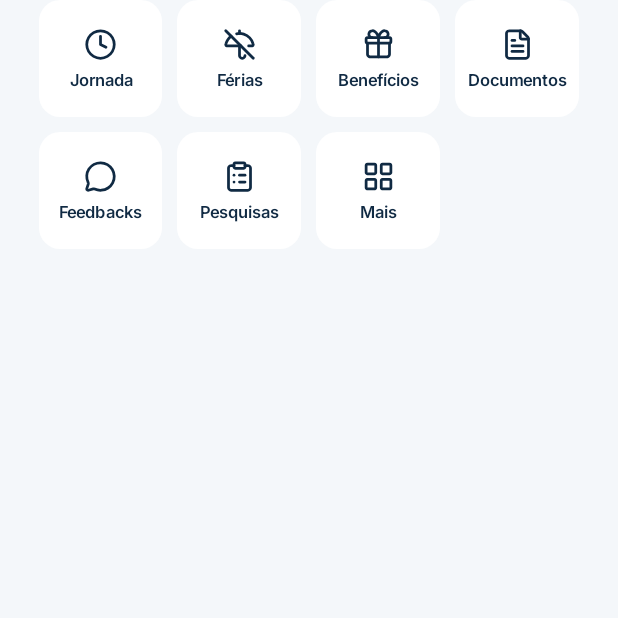
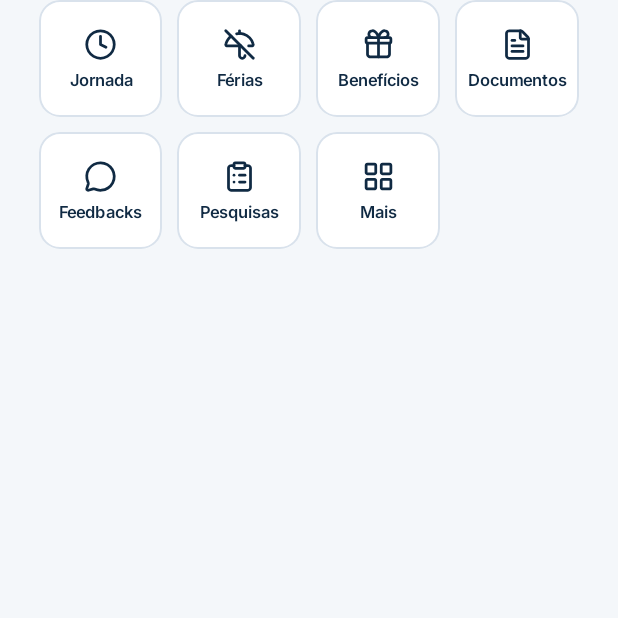
Before and after one commit to Daniele-SS/AVALON-MOBILE, an Android app built with Jetpack Compose: the composable AtalhosGrid shown on its own in the app's theme, on a phone screen of 412 x 824 dp, the top half of it. Run offline under Robolectric (Android 15) with nearby library versions, the phone set to English and light mode, and no system bars; network calls fail.

Commit message:
fix(mobile): borda dos atalhos igual a dos cartoes de pesquisa
Acessos rapidos (Home) e grade de Mais passam a usar o mesmo token Border
de 1 dp dos cartoes das telas de pesquisa, que muda com o tema. Alto
contraste mantem a borda preta de 2 dp.

Co-Authored-By: Claude Sonnet 5.5 <noreply@anthropic.com>
Claude-Session: https://claude.ai/code/session_01GQJ6LN9tv2gC8JTM2jVaom

```diff
--- a/app/src/main/java/com/example/avalon_mobile/ui/screens/home/HomeScreen.kt
+++ b/app/src/main/java/com/example/avalon_mobile/ui/screens/home/HomeScreen.kt
@@ -1,8 +1,9 @@
 package com.example.avalon_mobile.ui.screens.home
 
 import com.example.avalon_mobile.ui.theme.AtalhoFundo
+import com.example.avalon_mobile.ui.theme.AtalhoBorda
+import com.example.avalon_mobile.ui.theme.AtalhoBordaLargura
 import com.example.avalon_mobile.ui.theme.AtalhoConteudo
-import com.example.avalon_mobile.ui.theme.Paletas
 import androidx.compose.foundation.BorderStroke
 import androidx.compose.foundation.background
 import androidx.compose.foundation.horizontalScroll
@@ -214,7 +215,7 @@ private fun AtalhosGrid(onAtalho: (Atalho) -> Unit) {
             modifier = Modifier.weight(1f).fillMaxHeight().heightIn(min = alturaMinima),
             shape = RoundedCornerShape(14.dp),
             colors = CardDefaults.cardColors(containerColor = AtalhoFundo),
-            border = if (Paletas.altoContraste) BorderStroke(2.dp, Color.Black) else null
+            border = BorderStroke(AtalhoBordaLargura, AtalhoBorda)
         ) {
             Column(
                 Modifier.fillMaxSize().padding(horizontal = 4.dp, vertical = 8.dp),
--- a/app/src/main/java/com/example/avalon_mobile/ui/screens/home/MaisScreen.kt
+++ b/app/src/main/java/com/example/avalon_mobile/ui/screens/home/MaisScreen.kt
@@ -2,8 +2,9 @@ package com.example.avalon_mobile.ui.screens.home
 
 import androidx.compose.foundation.BorderStroke
 import com.example.avalon_mobile.ui.theme.AtalhoFundo
+import com.example.avalon_mobile.ui.theme.AtalhoBorda
+import com.example.avalon_mobile.ui.theme.AtalhoBordaLargura
 import com.example.avalon_mobile.ui.theme.AtalhoConteudo
-import com.example.avalon_mobile.ui.theme.Paletas
 import androidx.compose.foundation.background
 import androidx.compose.foundation.layout.Arrangement
 import androidx.compose.foundation.layout.Column
@@ -28,7 +29,6 @@ import androidx.compose.foundation.layout.heightIn
 import androidx.compose.foundation.layout.fillMaxHeight
 import androidx.compose.ui.Alignment
 import androidx.compose.ui.Modifier
-import androidx.compose.ui.graphics.Color
 import androidx.compose.ui.res.painterResource
 import androidx.compose.ui.text.font.FontWeight
 import androidx.compose.ui.text.style.TextAlign
@@ -79,7 +79,7 @@ fun MaisScreen(onBack: () -> Unit, onModulo: (Modulo) -> Unit) {
                     modifier = Modifier.weight(1f).fillMaxHeight().heightIn(min = alturaMinima),
                     shape = RoundedCornerShape(14.dp),
                     colors = CardDefaults.cardColors(containerColor = AtalhoFundo),
-                    border = if (Paletas.altoContraste) BorderStroke(2.dp, Color.Black) else null
+                    border = BorderStroke(AtalhoBordaLargura, AtalhoBorda)
                 ) {
                     Column(Modifier.fillMaxSize().padding(6.dp), verticalArrangement = Arrangement.Center, horizontalAlignment = Alignment.CenterHorizontally) {
                         Icon(painterResource(m.icon), null, tint = AtalhoConteudo, modifier = Modifier.size(icone))
--- a/app/src/main/java/com/example/avalon_mobile/ui/theme/Color.kt
+++ b/app/src/main/java/com/example/avalon_mobile/ui/theme/Color.kt
@@ -5,6 +5,8 @@ import androidx.compose.runtime.getValue
 import androidx.compose.runtime.mutableStateOf
 import androidx.compose.runtime.setValue
 import androidx.compose.ui.graphics.Color
+import androidx.compose.ui.unit.Dp
+import androidx.compose.ui.unit.dp
 
 // Tokens extraídos do protótipo AVALON (Figma).
 //
@@ -344,6 +346,11 @@ val SurfaceSelected: Color get() = Paletas.atual.surfaceSelected
 val AtalhoFundo: Color get() = if (Paletas.altoContraste) Color.White else Surface
 val AtalhoConteudo: Color get() = if (Paletas.altoContraste) Color.Black else TextPrimary
 
+// Borda dos atalhos (Acessos rápidos da Home e grade de "Mais"): a mesma dos cartões das telas de pesquisa
+// (token Border, 1 dp), que muda com o tema. No alto contraste continua a borda preta de 2 dp.
+val AtalhoBorda: Color get() = if (Paletas.altoContraste) Color.Black else Border
+val AtalhoBordaLargura: Dp get() = if (Paletas.altoContraste) 2.dp else 1.dp
+
 // Dia de hoje na Jornada: azul-marinho com texto branco no tema claro; no escuro, preenchimento claro com texto escuro,
 // para se destacar dos dias de trabalho e de folga, que ficam escuros.
 val DiaHoje: Color get() = Paletas.atual.diaHoje
```
Also changed, not shown: 1 other file.
